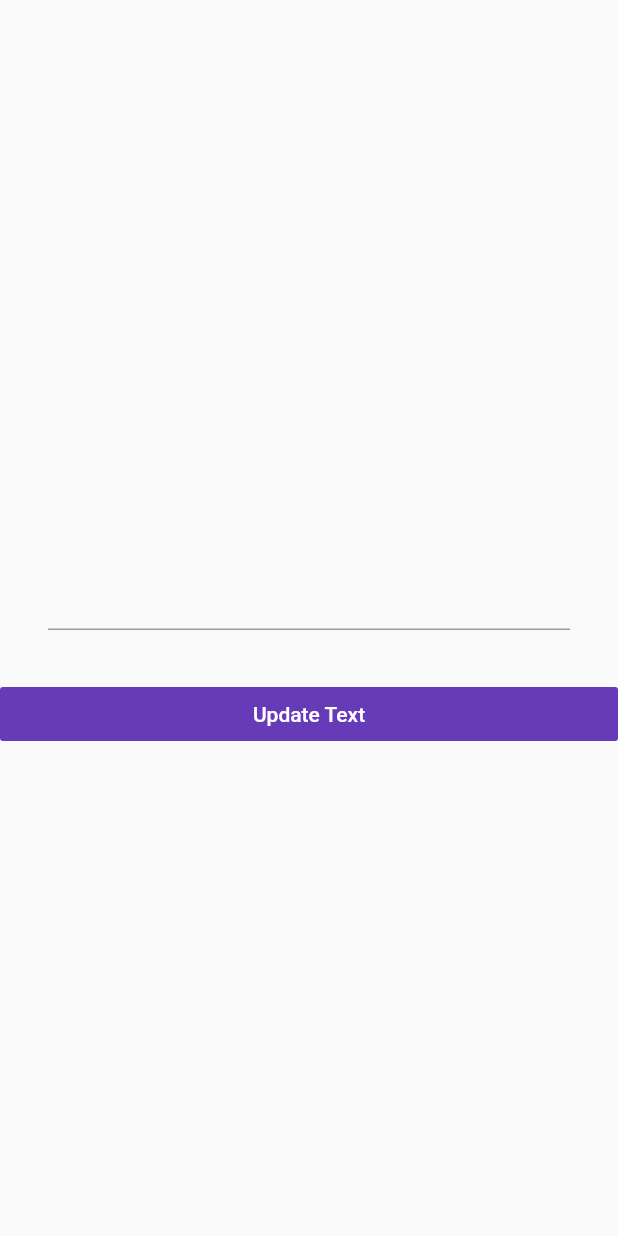
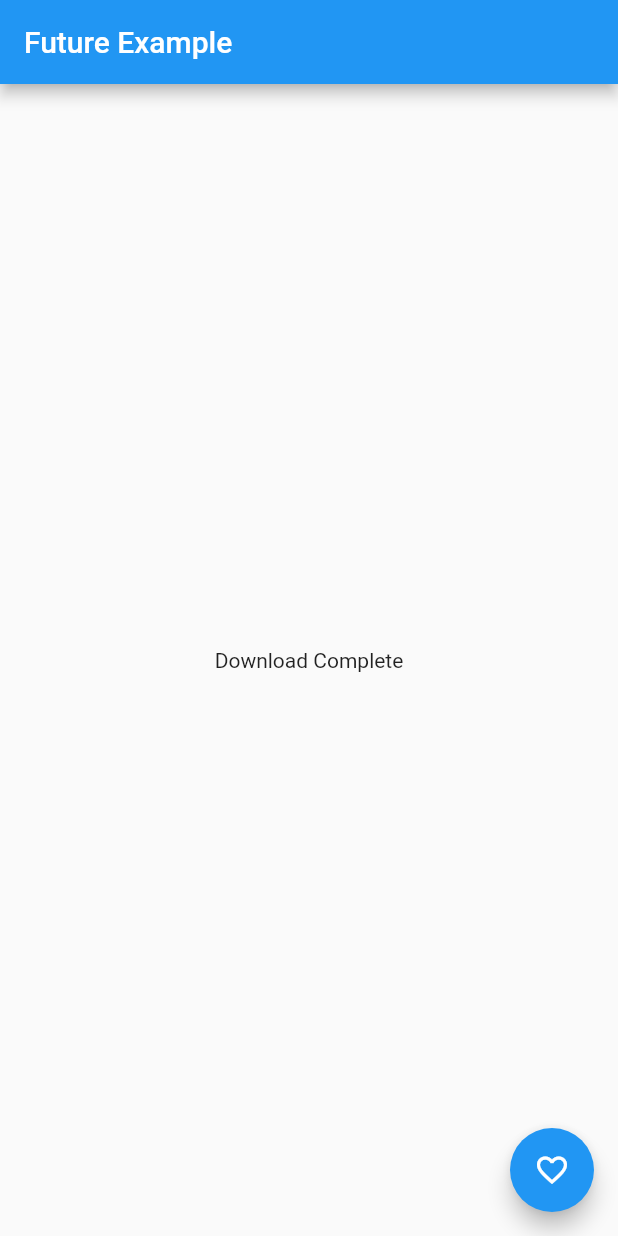
Before and after one commit to simongomes/fluttering, a Flutter app: the screen it shows after launch, on a phone screen of 412 x 824 dp. Run offline on Flutter 3.47's test engine with Material 2 defaults, Android fonts, the light colour scheme and no system bars.

Commit message:
Future and FutureBuilder

```diff
--- a/lib/main.dart
+++ b/lib/main.dart
@@ -13,46 +13,40 @@ class MyApp extends StatelessWidget {
           theme: ThemeData(
               primarySwatch: Colors.blue
           ),
-          home: TextFieldScreen()
+          home: FutureScreen()
     );
   }
 }
+class FutureScreen extends StatelessWidget {
 
-class TextFieldScreen extends StatefulWidget {
-  @override
-  _TextFieldScreenState createState() => _TextFieldScreenState();
-}
-
-class _TextFieldScreenState extends State<TextFieldScreen> {
-  final _textFieldController = TextEditingController();
-  String name = "";
+  Future<String> downloadedData() {
+    return Future.delayed(Duration(seconds: 5), () {
+      return "Download Complete";
+    });
+  }
 
   @override
   Widget build(BuildContext context) {
     return Scaffold(
-      body: Column(
-        mainAxisAlignment: MainAxisAlignment.center,
-        children: <Widget>[
-          Text(name),
-          Container(
-            child: TextField(
-              controller: _textFieldController,
-            ),
-            padding: EdgeInsets.all(32),
+      appBar: AppBar(title: Text("Future Example"),),
+      floatingActionButton: FloatingActionButton(
+        child: Icon(Icons.favorite_border),
+        onPressed: () {},
+      ),
+      body: Container(
+        padding: EdgeInsets.all(32),
+        child: Center(
+          child: FutureBuilder<String>(
+            future: downloadedData(),
+            builder: (context, response) {
+              if(response.connectionState == ConnectionState.done) {
+                return Text(response.data);
+              } else {
+                return CircularProgressIndicator();
+              }
+            },
           ),
-          Container(
-            width: double.infinity,
-            child: FlatButton(
-              child: Text('Update Text', style: TextStyle(color: Colors.white)),
-              color: Colors.deepPurple,
-              onPressed: () {
-                setState(() {
-                  name = _textFieldController.text;
-                });
-              },
-            ),
-          )
-        ],
+        ),
       ),
     );
   }
```
